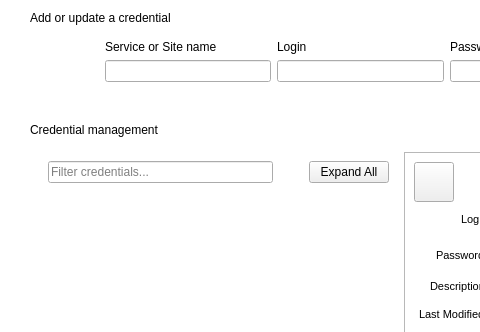
Qt form src/CredentialsManagement.ui (mooltipass/moolticute) before a commit; both pictures show x 0 to 480 and y 0 to 332 of the 827 by 568 pixel window.
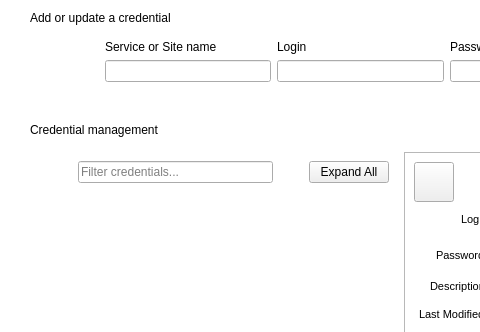
The same form after that commit. Icons and pictures are not drawn. Custom widgets are drawn as their Qt base class.

Commit message: Adding Favorite Filter to MMM

Diff of the .ui file:
```diff
--- a/src/CredentialsManagement.ui
+++ b/src/CredentialsManagement.ui
@@ -263,6 +263,31 @@
            <layout class="QVBoxLayout" name="verticalLayout">
             <item>
              <layout class="QHBoxLayout" name="horizontalLayout_filterCred">
+              <item>
+               <widget class="QToolButton" name="toolButtonFavFilter">
+                <property name="minimumSize">
+                 <size>
+                  <width>18</width>
+                  <height>18</height>
+                 </size>
+                </property>
+                <property name="cursor">
+                 <cursorShape>ArrowCursor</cursorShape>
+                </property>
+                <property name="mouseTracking">
+                 <bool>false</bool>
+                </property>
+                <property name="text">
+                 <string/>
+                </property>
+                <property name="checkable">
+                 <bool>false</bool>
+                </property>
+                <property name="autoRaise">
+                 <bool>true</bool>
+                </property>
+               </widget>
+              </item>
               <item>
                <widget class="QLineEdit" name="lineEditFilterCred">
                 <property name="sizePolicy">
```
The commit also changes 4 other files.
